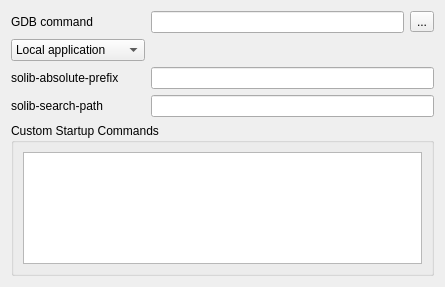
Qt form addons/kate/gdbplugin/advanced_settings.ui (KDE/kate) before a commit.
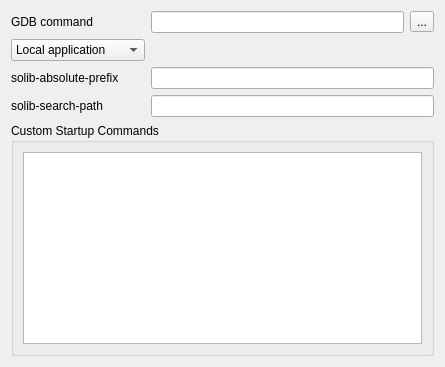
The same form after that commit. Custom widgets are drawn as their Qt base class.

Commit message: remove useless geometry property from some UI files

Diff of the .ui file:
```diff
--- a/addons/kate/gdbplugin/advanced_settings.ui
+++ b/addons/kate/gdbplugin/advanced_settings.ui
@@ -2,14 +2,6 @@
 <ui version="4.0">
  <class>AdvancedGDBSettings</class>
  <widget class="QWidget" name="AdvancedGDBSettings">
-  <property name="geometry">
-   <rect>
-    <x>0</x>
-    <y>0</y>
-    <width>403</width>
-    <height>287</height>
-   </rect>
-  </property>
   <layout class="QFormLayout" name="formLayout">
    <item row="0" column="0">
     <widget class="QLabel" name="u_gdbLabel">
```
The commit also changes 22 other files.
